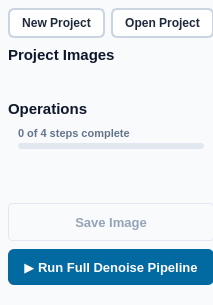
Qt form src/startrails/ui/sidebar_denoise.ui (gkyle/startrails) before a commit.
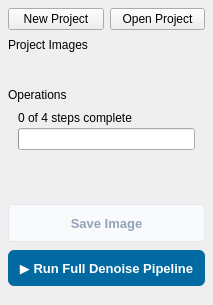
The same form after that commit. Custom widgets are drawn as their Qt base class.

Commit message: refactor: dedupe styles

The edit to the form file:
```diff
--- a/src/startrails/ui/sidebar_denoise.ui
+++ b/src/startrails/ui/sidebar_denoise.ui
@@ -22,42 +22,6 @@
     <height>16777215</height>
    </size>
   </property>
-  <property name="styleSheet">
-   <string notr="true">QWidget#SidebarDenoise {
-    background-color: #f8fafc;
-}
-QScrollArea#scroll {
-    border: none;
-    background: transparent;
-}
-QWidget#content {
-    background-color: #f8fafc;
-}
-QScrollBar:vertical {
-    border: none;
-    background: #f1f5f9;
-    width: 6px;
-    border-radius: 3px;
-    margin: 2px 0px 2px 0px;
-}
-QScrollBar::handle:vertical {
-    background: #cbd5e1;
-    min-height: 24px;
-    border-radius: 3px;
-}
-QScrollBar::handle:vertical:hover {
-    background: #94a3b8;
-}
-QScrollBar::add-line:vertical, QScrollBar::sub-line:vertical {
-    height: 0px;
-}
-QScrollBar::add-page:vertical, QScrollBar::sub-page:vertical {
-    background: none;
-}
-QScrollBar:horizontal {
-    height: 0px;
-}</string>
-  </property>
   <layout class="QVBoxLayout" name="layout">
    <property name="spacing">
     <number>0</number>
@@ -123,27 +87,6 @@
            <property name="toolTip">
             <string>Create a new project</string>
            </property>
-           <property name="styleSheet">
-            <string notr="true">QPushButton#newProject {
-    background-color: #ffffff;
-    color: #1e293b;
-    border: 2px solid #cbd5e1;
-    border-radius: 6px;
-    padding: 6px 12px;
-    font-weight: 500;
-    font-size: 12px;
-}
-QPushButton#newProject:hover {
-    background-color: #f1f5f9;
-    border-color: #94a3b8;
-}
-QPushButton#newProject:pressed {
-    background-color: #e2e8f0;
-}
-QPushButton#newProject:focus:enabled {
-    border-color: #0f172a;
-}</string>
-           </property>
            <property name="text">
             <string>New Project</string>
            </property>
@@ -157,27 +100,6 @@
            <property name="toolTip">
             <string>Open an existing project</string>
            </property>
-           <property name="styleSheet">
-            <string notr="true">QPushButton#openProject {
-    background-color: #ffffff;
-    color: #1e293b;
-    border: 2px solid #cbd5e1;
-    border-radius: 6px;
-    padding: 6px 12px;
-    font-weight: 500;
-    font-size: 12px;
-}
-QPushButton#openProject:hover {
-    background-color: #f1f5f9;
-    border-color: #94a3b8;
-}
-QPushButton#openProject:pressed {
-    background-color: #e2e8f0;
-}
-QPushButton#openProject:focus:enabled {
-    border-color: #0f172a;
-}</string>
-           </property>
            <property name="text">
             <string>Open Project</string>
            </property>
@@ -187,13 +109,6 @@
        </item>
        <item>
         <widget class="QLabel" name="projectTitle">
-         <property name="styleSheet">
-          <string notr="true">QLabel#projectTitle {
-    font-size: 15px;
-    font-weight: bold;
-    color: #0f172a;
-}</string>
-         </property>
          <property name="text">
           <string>Project Images</string>
          </property>
@@ -279,13 +194,6 @@
           </property>
           <item>
            <widget class="QLabel" name="operationsTitle">
-            <property name="styleSheet">
-             <string notr="true">QLabel#operationsTitle {
-    font-size: 15px;
-    font-weight: bold;
-    color: #0f172a;
-}</string>
-            </property>
             <property name="text">
              <string>Operations</string>
             </property>
@@ -307,13 +215,6 @@
             </property>
             <item>
              <widget class="QLabel" name="operationsProgressLabel">
-              <property name="styleSheet">
-               <string notr="true">QLabel#operationsProgressLabel {
-    font-size: 11px;
-    color: #64748b;
-    font-weight: 500;
-}</string>
-              </property>
               <property name="text">
                <string>0 of 4 steps complete</string>
               </property>
@@ -321,19 +222,6 @@
             </item>
             <item>
              <widget class="QProgressBar" name="operationsProgress">
-              <property name="styleSheet">
-               <string notr="true">QProgressBar#operationsProgress {
-    background-color: #e2e8f0;
-    border-radius: 3px;
-    max-height: 6px;
-    min-height: 6px;
-    border: none;
-}
-QProgressBar#operationsProgress::chunk {
-    background-color: #16a34a;
-    border-radius: 3px;
-}</string>
-              </property>
               <property name="maximum">
                <number>4</number>
               </property>
```
The commit also changes 37 other files.
